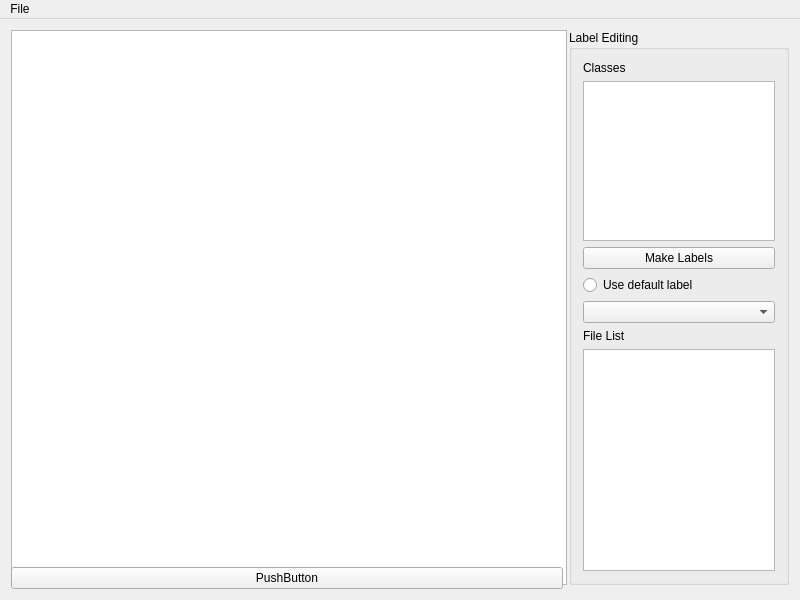
This is mainwindow.ui in BrWillian/label-annotation as Qt 5 draws it before an edit. The edited form follows.
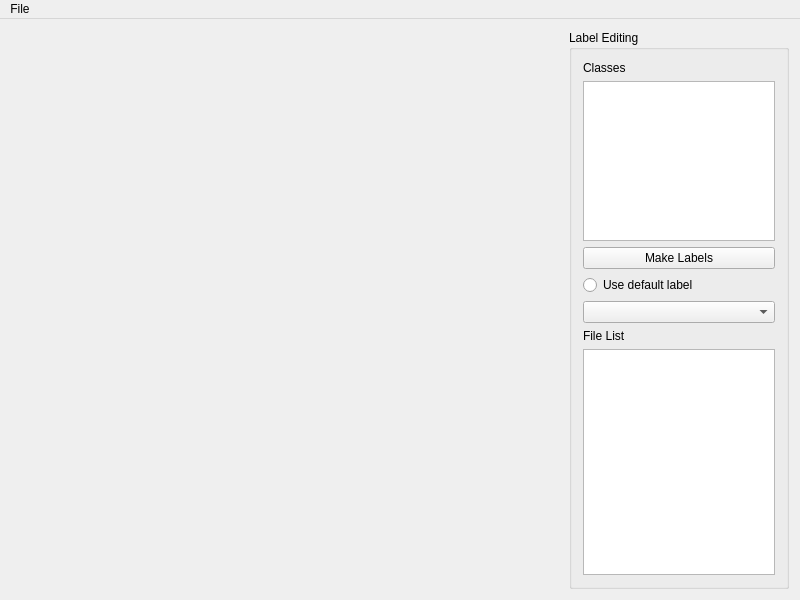
This is the edited form.

Commit message: Load img and auto size

Patch:
```diff
--- a/mainwindow.ui
+++ b/mainwindow.ui
@@ -27,25 +27,6 @@
   </property>
   <widget class="QWidget" name="centralWidget">
    <layout class="QGridLayout" name="gridLayout">
-    <item row="1" column="0">
-     <widget class="QGraphicsView" name="graphicsView">
-      <property name="minimumSize">
-       <size>
-        <width>556</width>
-        <height>555</height>
-       </size>
-      </property>
-      <property name="mouseTracking">
-       <bool>false</bool>
-      </property>
-      <property name="frameShape">
-       <enum>QFrame::StyledPanel</enum>
-      </property>
-      <property name="interactive">
-       <bool>true</bool>
-      </property>
-     </widget>
-    </item>
     <item row="1" column="1">
      <widget class="QGroupBox" name="groupBox">
       <property name="sizePolicy">
@@ -62,7 +43,7 @@
       </property>
       <property name="maximumSize">
        <size>
-        <width>999999</width>
+        <width>270</width>
         <height>999999</height>
        </size>
       </property>
@@ -124,10 +105,22 @@
       </layout>
      </widget>
     </item>
-    <item row="2" column="0">
-     <widget class="QPushButton" name="pushButton_2">
+    <item row="1" column="0">
+     <widget class="QLabel" name="label_3">
+      <property name="sizePolicy">
+       <sizepolicy hsizetype="Preferred" vsizetype="Preferred">
+        <horstretch>0</horstretch>
+        <verstretch>0</verstretch>
+       </sizepolicy>
+      </property>
+      <property name="minimumSize">
+       <size>
+        <width>556</width>
+        <height>555</height>
+       </size>
+      </property>
       <property name="text">
-       <string>PushButton</string>
+       <string/>
       </property>
      </widget>
     </item>
```
Left out of the diff: 14 changed lines with no effect on the pictures. The commit also changes 2 other files.
